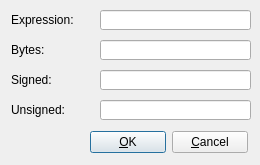
Before: the Qt Designer form src/gui/Src/Gui/WordEditDialog.ui in x64dbg/x64dbg, drawn with Qt 5.
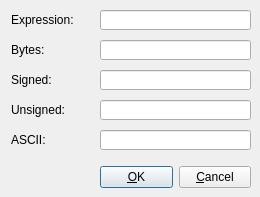
After: the same form once the commit is applied. Icons and pictures are not drawn.

Commit message: Added ASCII field for edit registers dialog

The edit to the form file:
```diff
--- a/src/gui/Src/Gui/WordEditDialog.ui
+++ b/src/gui/Src/Gui/WordEditDialog.ui
@@ -7,7 +7,7 @@
     <x>0</x>
     <y>0</y>
     <width>260</width>
-    <height>165</height>
+    <height>197</height>
    </rect>
   </property>
   <property name="sizePolicy">
@@ -195,12 +195,12 @@
     </font>
    </property>
   </widget>
-  <widget class="QWidget" name="">
+  <widget class="QWidget" name="layoutWidget">
    <property name="geometry">
     <rect>
-     <x>90</x>
-     <y>130</y>
-     <width>158</width>
+     <x>100</x>
+     <y>165</y>
+     <width>151</width>
      <height>25</height>
     </rect>
    </property>
@@ -221,6 +221,46 @@
     </item>
    </layout>
   </widget>
+  <widget class="QLabel" name="label_5">
+   <property name="geometry">
+    <rect>
+     <x>11</x>
+     <y>130</y>
+     <width>81</width>
+     <height>20</height>
+    </rect>
+   </property>
+   <property name="text">
+    <string>ASCII:</string>
+   </property>
+  </widget>
+  <widget class="QLineEdit" name="asciiLineEdit">
+   <property name="enabled">
+    <bool>true</bool>
+   </property>
+   <property name="geometry">
+    <rect>
+     <x>100</x>
+     <y>130</y>
+     <width>151</width>
+     <height>20</height>
+    </rect>
+   </property>
+   <property name="minimumSize">
+    <size>
+     <width>140</width>
+     <height>0</height>
+    </size>
+   </property>
+   <property name="font">
+    <font>
+     <family>Lucida Console</family>
+    </font>
+   </property>
+   <property name="readOnly">
+    <bool>true</bool>
+   </property>
+  </widget>
  </widget>
  <tabstops>
   <tabstop>expressionLineEdit</tabstop>
```
The commit also changes 2 other files.
